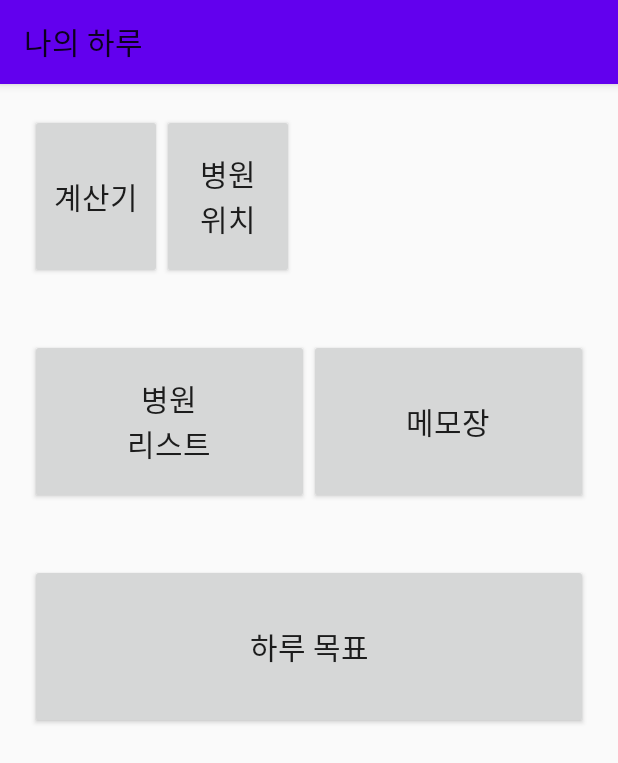
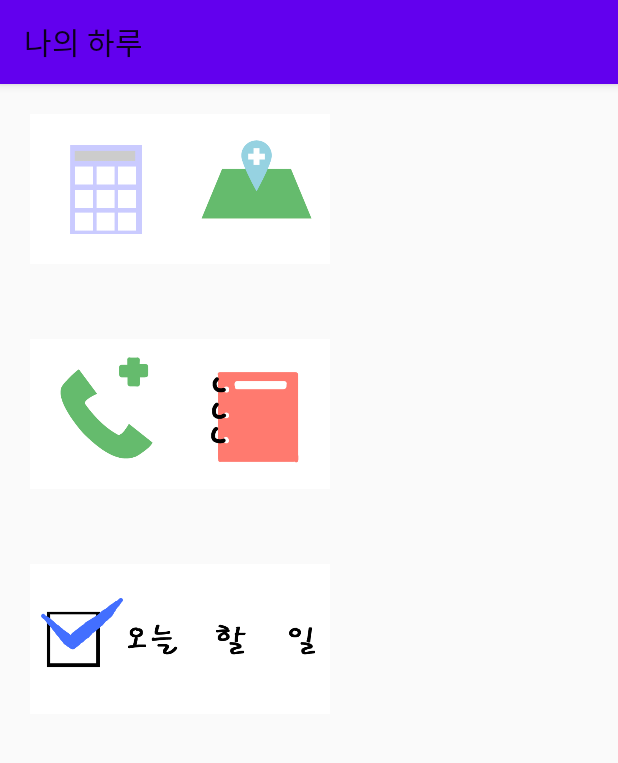
Before and after one commit to JiYeon0203/MyEveryday, an Android app: the screen it shows after launch (MainActivity), on a phone screen of 412 x 824 dp. Shown: the top 763 px of the screen. Run offline under Robolectric (Android 15) with nearby library versions, the phone set to English and light mode, and no system bars.

Commit message:
06-14 update

```diff
--- a/app/src/main/java/com/baewha/myeveryday/FourActivity.java
+++ b/app/src/main/java/com/baewha/myeveryday/FourActivity.java
@@ -97,7 +97,7 @@ public class FourActivity extends AppCompatActivity {
         }
         @Override
         public void onCreate(SQLiteDatabase db) {
-            db.execSQL("CREATE TABLE groupTBL ( title CHAR(20), content CHAR(200));");
+            db.execSQL("CREATE TABLE groupTBL ( title CHAR(20) PRIMARY KEY, content CHAR(200));");
         }
         @Override
         public void onUpgrade(SQLiteDatabase db, int oldVersion, int newVersion){
--- a/app/src/main/java/com/baewha/myeveryday/MainActivity.java
+++ b/app/src/main/java/com/baewha/myeveryday/MainActivity.java
@@ -5,11 +5,12 @@ import android.os.Bundle;
 import android.os.Handler;
 import android.view.View;
 import android.widget.Button;
+import android.widget.ImageButton;
 
 import androidx.appcompat.app.AppCompatActivity;
 
 public class MainActivity extends AppCompatActivity {
-    Button btn1, btn2, btn3, btn4, btn5;
+    ImageButton btn1, btn2, btn3, btn4, btn5;
 
     @Override
     protected void onCreate(Bundle savedInstanceState) {
--- a/app/src/main/res/layout/activity_main.xml
+++ b/app/src/main/res/layout/activity_main.xml
@@ -12,56 +12,58 @@
         android:layout_width="match_parent"
         android:layout_height="150dp"
         android:padding="20dp">
-        <Button
+        <ImageButton
             android:id="@+id/btn1"
-            android:text="계산기"
-            android:textSize="20dp"
-            android:layout_width="wrap_content"
-            android:layout_height="match_parent">
-        </Button>
-        <Button
+            android:src="@drawable/curculator"
+            android:scaleType="fitCenter"
+            android:background="#ffffff"
+            android:layout_width="100dp"
+            android:layout_height="100dp">
+        </ImageButton>
+        <ImageButton
             android:id="@+id/btn2"
-            android:text="병원\n위치"
-            android:textSize="20dp"
-            android:layout_width="wrap_content"
-            android:layout_height="match_parent">
-        </Button>
+            android:src="@drawable/position"
+            android:scaleType="fitCenter"
+            android:background="#ffffff"
+            android:layout_width="100dp"
+            android:layout_height="100dp">
+        </ImageButton>
     </LinearLayout>
 
     <LinearLayout
         android:layout_width="match_parent"
         android:layout_height="150dp"
         android:padding="20dp">
-        <Button
+        <ImageButton
             android:id="@+id/btn3"
-            android:text="병원\n리스트"
-            android:textSize="20dp"
-            android:layout_width="match_parent"
-            android:layout_height="match_parent"
-            android:layout_weight="1">
-        </Button>
-        <Button
+            android:src="@drawable/tell"
+            android:scaleType="fitCenter"
+            android:background="#ffffff"
+            android:layout_width="100dp"
+            android:layout_height="100dp">
+        </ImageButton>
+        <ImageButton
             android:id="@+id/btn4"
-            android:text="메모장"
-            android:textSize="20dp"
-            android:layout_width="match_parent"
-            android:layout_height="match_parent"
-            android:layout_weight="1">
-        </Button>
+            android:src="@drawable/memo"
+            android:scaleType="fitCenter"
+            android:background="#ffffff"
+            android:layout_width="100dp"
+            android:layout_height="100dp">
+        </ImageButton>
     </LinearLayout>
 
     <LinearLayout
         android:layout_width="match_parent"
         android:layout_height="150dp"
         android:padding="20dp">
-        <Button
+        <ImageButton
             android:id="@+id/btn5"
-            android:text="하루 목표"
-            android:textSize="20dp"
-            android:layout_width="match_parent"
-            android:layout_height="match_parent"
-            android:layout_weight="1">
-        </Button>
+            android:src="@drawable/checklist"
+            android:scaleType="fitCenter"
+            android:background="#ffffff"
+            android:layout_width="200dp"
+            android:layout_height="100dp">
+        </ImageButton>
     </LinearLayout>
 
 
```
Also changed, not shown: app/src/main/res/layout/six.xml (+28 -17 lines), app/src/main/res/drawable-v24/app.png (added), app/src/main/res/drawable-v24/blue.png (added), app/src/main/res/drawable-v24/checklist.png (added), app/src/main/res/drawable-v24/curculator.png (added), app/src/main/res/drawable-v24/green.png (added), app/src/main/res/drawable-v24/memo.png (added), app/src/main/res/drawable-v24/pink.png (added), app/src/main/res/drawable-v24/position.png (added), app/src/main/res/drawable-v24/purple.png (added), app/src/main/res/drawable-v24/tell.png (added), app/src/main/res/drawable-v24/yellow.png (added).
